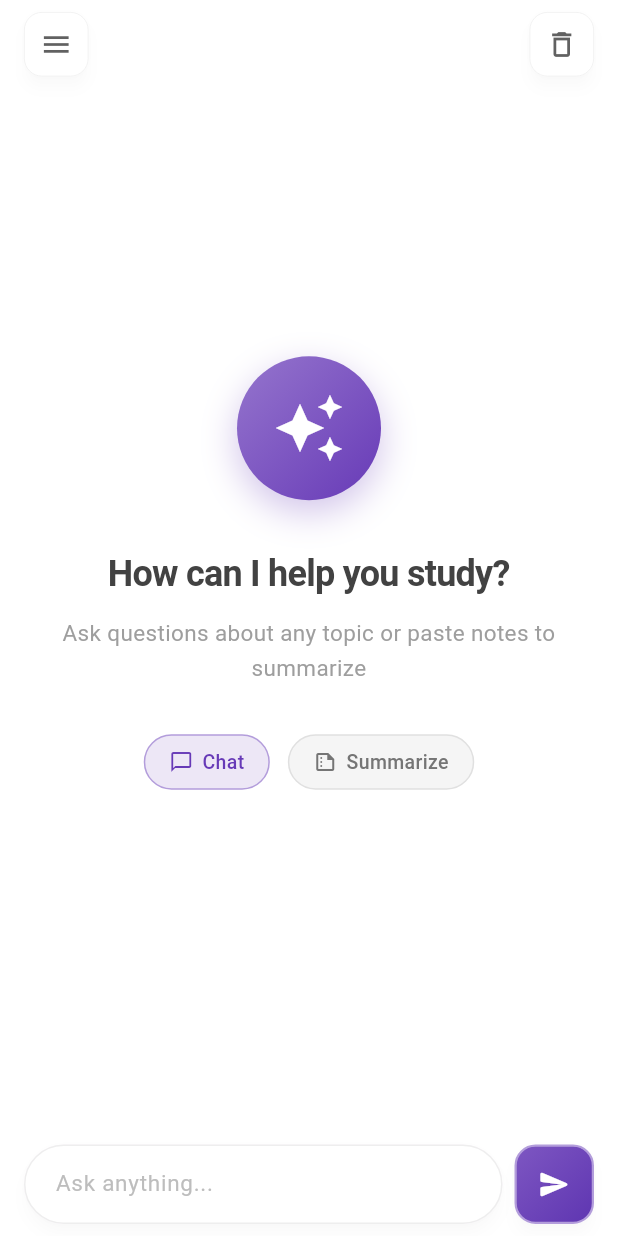
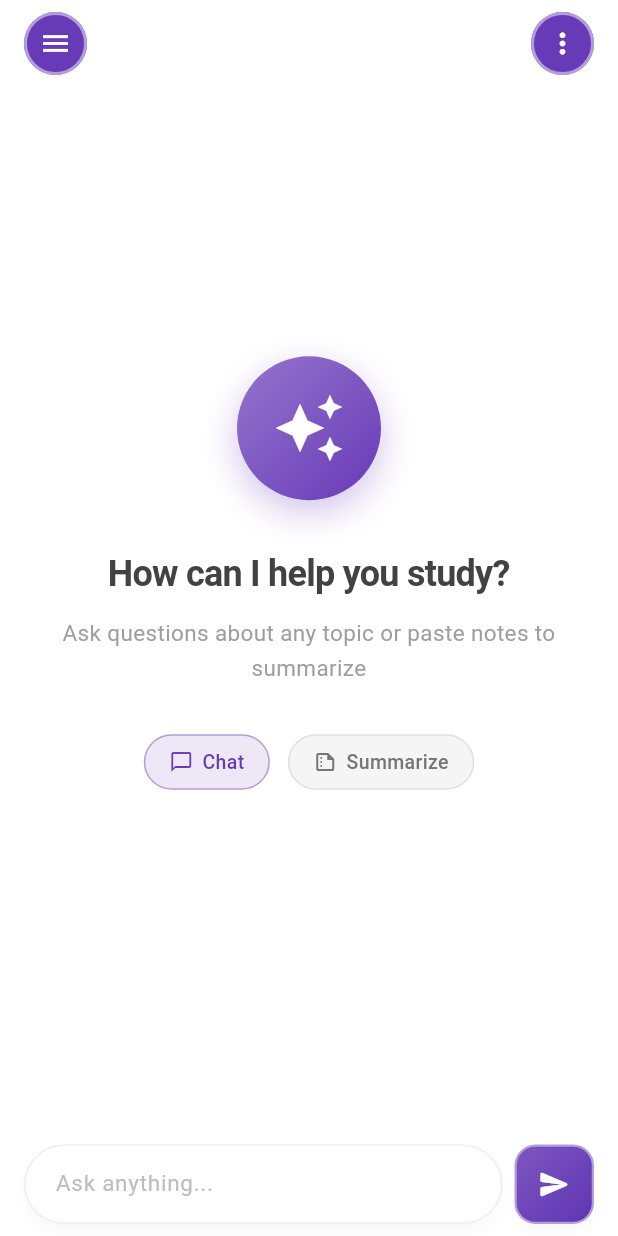
Before and after one commit to swensum/AI_Study, a Flutter app: the screen it shows after launch, on a phone screen of 412 x 824 dp. Run offline on Flutter 3.47's test engine with Material 3 defaults, Android fonts, the phone set to English and light mode, and no system bars; our stand-ins replace flutter_dotenv, shared_preferences.

Commit message:
update methods3

```diff
--- a/lib/screens/chat_screen.dart
+++ b/lib/screens/chat_screen.dart
@@ -54,8 +54,8 @@ class _ChatScreenState extends State<ChatScreen> {
             top: MediaQuery.of(context).padding.top + 8,
             right: 16,
             child: _buildFloatingButton(
-              icon: Icons.delete_outline,
-              onTap: _showClearChatDialog,
+              icon: Icons.more_vert,
+             onTap: () {},
             ),
           ),
 
@@ -71,39 +71,35 @@ class _ChatScreenState extends State<ChatScreen> {
     );
   }
 
-  // Floating button widget
   Widget _buildFloatingButton({
   required IconData icon,
   required VoidCallback onTap,
 }) {
+
+
   return Material(
-      color: Colors.white.withOpacity(0.95),
-      elevation: 4,
-      borderRadius: BorderRadius.circular(12),
-      shadowColor: Colors.black.withOpacity(0.1),
+    color: Colors.deepPurple,
+    shape: RoundedRectangleBorder(
+      borderRadius: BorderRadius.circular(50),
+      side: BorderSide(
+        color: Colors.deepPurple.shade200,
+        width: 2,
+      ),
+    ),
     child: InkWell(
-        borderRadius: BorderRadius.circular(12),
+      borderRadius: BorderRadius.circular(50),
       onTap: onTap,
       child: Container(
         padding: const EdgeInsets.all(10),
-          decoration: BoxDecoration(
-            borderRadius: BorderRadius.circular(12),
-            border: Border.all(
-              color: Colors.grey.shade200,
-              width: 0.5,
-            ),
-          ),
         child: Icon(
           icon,
-            color: Colors.grey.shade700,
+          color: Colors.white,
           size: 22,
         ),
       ),
     ),
   );
 }
-
-  // Chat area
   Widget _buildChatArea() {
   return Consumer<ChatProvider>(
     builder: (context, chatProvider, child) {
@@ -376,37 +372,6 @@ class _ChatScreenState extends State<ChatScreen> {
     }
   }
 
-  void _showClearChatDialog() {
-    showDialog(
-      context: context,
-      builder: (context) => AlertDialog(
-        shape: RoundedRectangleBorder(
-          borderRadius: BorderRadius.circular(20),
-        ),
-        title: const Text('Clear Chat'),
-        content: const Text('Delete all messages?'),
-        actions: [
-          TextButton(
-            onPressed: () => Navigator.pop(context),
-            child: Text(
-              'Cancel',
-              style: TextStyle(color: Colors.grey.shade600),
-            ),
-          ),
-          TextButton(
-            onPressed: () {
-              context.read<ChatProvider>().clearChat();
-              Navigator.pop(context);
-            },
-            child: const Text(
-              'Clear',
-              style: TextStyle(color: Colors.red),
-            ),
-          ),
-        ],
-      ),
-    );
-  }
 }
 
 // Message bubble widget
```
Lines whose indentation alone changed are shown as unchanged.
